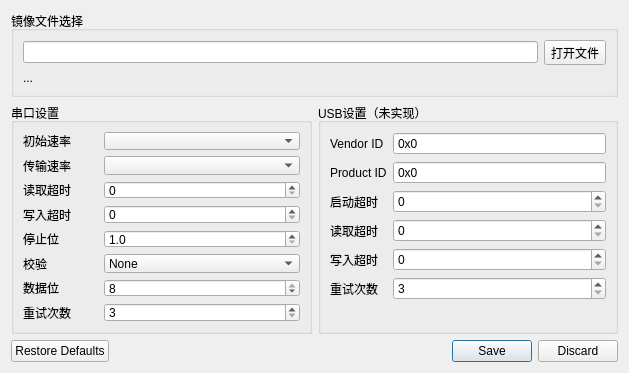
Qt form gui/src/widgets/SettingsWindow.ui (kendryte/BurningTool) before a commit.
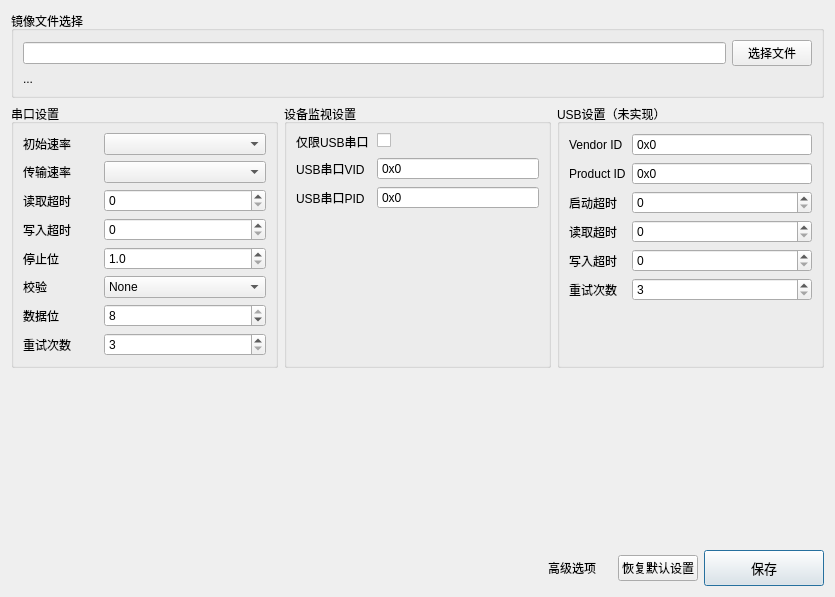
The same form after that commit. Icons and pictures are not drawn.

What changed in the file:
```diff
--- a/gui/src/widgets/SettingsWindow.ui
+++ b/gui/src/widgets/SettingsWindow.ui
@@ -6,19 +6,70 @@
    <rect>
     <x>0</x>
     <y>0</y>
-    <width>629</width>
-    <height>373</height>
+    <width>835</width>
+    <height>597</height>
    </rect>
   </property>
   <property name="minimumSize">
    <size>
+    <width>632</width>
+    <height>405</height>
+   </size>
+  </property>
+  <layout class="QVBoxLayout" name="verticalLayout">
+   <item>
+    <widget class="QGroupBox" name="groupBox_5">
+     <property name="minimumSize">
+      <size>
     <width>0</width>
-    <height>345</height>
-   </size>
-  </property>
-  <layout class="QGridLayout" name="gridLayout">
-   <item row="1" column="0">
-    <widget class="QGroupBox" name="groupBox_3">
+       <height>82</height>
+      </size>
+     </property>
+     <property name="title">
+      <string>镜像文件选择</string>
+     </property>
+     <layout class="QVBoxLayout" name="verticalLayout_10">
+      <item>
+       <layout class="QHBoxLayout" name="horizontalLayout_2">
+        <item>
+         <widget class="QLineEdit" name="inputSysImage"/>
+        </item>
+        <item>
+         <widget class="QPushButton" name="btnSelectImage">
+          <property name="text">
+           <string>选择文件</string>
+          </property>
+          <property name="icon">
+           <iconset resource="../../resources/main.qrc">
+            <normaloff>:/folder-open-solid.svg</normaloff>:/folder-open-solid.svg</iconset>
+          </property>
+         </widget>
+        </item>
+       </layout>
+      </item>
+      <item>
+       <widget class="QLabel" name="txtImageInfo">
+        <property name="text">
+         <string>...</string>
+        </property>
+        <property name="textFormat">
+         <enum>Qt::PlainText</enum>
+        </property>
+       </widget>
+      </item>
+     </layout>
+    </widget>
+   </item>
+   <item>
+    <layout class="QHBoxLayout" name="horizontalLayout">
+     <item>
+      <widget class="QGroupBox" name="advanceView1">
+       <property name="minimumSize">
+        <size>
+         <width>200</width>
+         <height>0</height>
+        </size>
+       </property>
      <property name="title">
       <string>串口设置</string>
      </property>
@@ -37,14 +88,7 @@
        </widget>
       </item>
       <item row="0" column="1">
-       <widget class="QComboBox" name="inputBaudrateInit">
-        <property name="minimumSize">
-         <size>
-          <width>140</width>
-          <height>0</height>
-         </size>
-        </property>
-       </widget>
+         <widget class="QComboBox" name="inputBaudrateInit"/>
       </item>
       <item row="1" column="0">
        <widget class="QLabel" name="label_3">
@@ -189,21 +233,113 @@
      </layout>
     </widget>
    </item>
-   <item row="4" column="0">
-    <spacer name="verticalSpacer">
-     <property name="orientation">
-      <enum>Qt::Vertical</enum>
-     </property>
-     <property name="sizeHint" stdset="0">
+     <item>
+      <widget class="QGroupBox" name="advanceView2">
+       <property name="minimumSize">
+        <size>
+         <width>200</width>
+         <height>0</height>
+        </size>
+       </property>
+       <property name="title">
+        <string>设备监视设置</string>
+       </property>
+       <layout class="QFormLayout" name="formLayout_3">
+        <item row="0" column="0">
+         <widget class="QLabel" name="label_18">
+          <property name="minimumSize">
       <size>
-       <width>20</width>
-       <height>40</height>
-      </size>
-     </property>
-    </spacer>
+            <width>75</width>
+            <height>0</height>
+           </size>
+          </property>
+          <property name="text">
+           <string>仅限USB串口</string>
+          </property>
+         </widget>
+        </item>
+        <item row="0" column="1">
+         <widget class="QCheckBox" name="inputWatch_3">
+          <property name="text">
+           <string/>
+          </property>
+         </widget>
+        </item>
+        <item row="1" column="0">
+         <widget class="QLabel" name="label_16">
+          <property name="minimumSize">
+           <size>
+            <width>75</width>
+            <height>0</height>
+           </size>
+          </property>
+          <property name="text">
+           <string>USB串口VID</string>
+          </property>
+         </widget>
    </item>
    <item row="1" column="1">
-    <widget class="QGroupBox" name="groupBox_4">
+         <widget class="QSpinBox" name="inputWatch_1">
+          <property name="inputMethodHints">
+           <set>Qt::ImhDigitsOnly|Qt::ImhLatinOnly</set>
+          </property>
+          <property name="buttonSymbols">
+           <enum>QAbstractSpinBox::NoButtons</enum>
+          </property>
+          <property name="prefix">
+           <string notr="true">0x</string>
+          </property>
+          <property name="maximum">
+           <number>65535</number>
+          </property>
+          <property name="displayIntegerBase">
+           <number>16</number>
+          </property>
+         </widget>
+        </item>
+        <item row="2" column="0">
+         <widget class="QLabel" name="label_17">
+          <property name="minimumSize">
+           <size>
+            <width>75</width>
+            <height>0</height>
+           </size>
+          </property>
+          <property name="text">
+           <string>USB串口PID</string>
+          </property>
+         </widget>
+        </item>
+        <item row="2" column="1">
+         <widget class="QSpinBox" name="inputWatch_2">
+          <property name="inputMethodHints">
+           <set>Qt::ImhDigitsOnly|Qt::ImhLatinOnly</set>
+          </property>
+          <property name="buttonSymbols">
+           <enum>QAbstractSpinBox::NoButtons</enum>
+          </property>
+          <property name="prefix">
+           <string notr="true">0x</string>
+          </property>
+          <property name="maximum">
+           <number>65535</number>
+          </property>
+          <property name="displayIntegerBase">
+           <number>16</number>
+          </property>
+         </widget>
+        </item>
+       </layout>
+      </widget>
+     </item>
+     <item>
+      <widget class="QGroupBox" name="advanceView3">
+       <property name="minimumSize">
+        <size>
+         <width>200</width>
+         <height>0</height>
+        </size>
+       </property>
      <property name="title">
       <string>USB设置（未实现）</string>
      </property>
@@ -328,53 +464,94 @@
      </layout>
     </widget>
    </item>
-   <item row="0" column="0" colspan="2">
-    <widget class="QGroupBox" name="groupBox_5">
-     <property name="title">
-      <string>镜像文件选择</string>
-     </property>
-     <layout class="QVBoxLayout" name="verticalLayout_10">
-      <item>
-       <layout class="QHBoxLayout" name="horizontalLayout_2">
-        <item>
-         <widget class="QLineEdit" name="inputSysImage"/>
-        </item>
-        <item>
-         <widget class="QToolButton" name="btnSelectImage">
-          <property name="text">
-           <string>打开文件</string>
-          </property>
-         </widget>
-        </item>
        </layout>
       </item>
       <item>
-       <widget class="QLabel" name="txtImageInfo">
-        <property name="text">
-         <string>...</string>
-        </property>
-        <property name="textFormat">
-         <enum>Qt::PlainText</enum>
-        </property>
-       </widget>
-      </item>
-     </layout>
-    </widget>
-   </item>
-   <item row="3" column="0" colspan="2">
-    <widget class="QDialogButtonBox" name="actionBar">
+    <spacer name="verticalSpacer">
+     <property name="orientation">
+      <enum>Qt::Vertical</enum>
+     </property>
+     <property name="sizeHint" stdset="0">
+      <size>
+       <width>20</width>
+       <height>40</height>
+      </size>
+     </property>
+    </spacer>
+   </item>
+   <item>
+    <layout class="QHBoxLayout" name="horizontalLayout_3">
+     <item>
+      <spacer name="horizontalSpacer">
      <property name="orientation">
       <enum>Qt::Horizontal</enum>
      </property>
-     <property name="standardButtons">
-      <set>QDialogButtonBox::Discard|QDialogButtonBox::RestoreDefaults|QDialogButtonBox::Save</set>
-     </property>
-     <property name="centerButtons">
-      <bool>false</bool>
-     </property>
-    </widget>
-   </item>
-  </layout>
+       <property name="sizeHint" stdset="0">
+        <size>
+         <width>40</width>
+         <height>20</height>
+        </size>
+       </property>
+      </spacer>
+     </item>
+     <item>
+      <widget class="QPushButton" name="btnAdvance">
+       <property name="text">
+        <string>高级选项</string>
+       </property>
+       <property name="checkable">
+        <bool>true</bool>
+       </property>
+       <property name="flat">
+        <bool>true</bool>
+       </property>
+      </widget>
+     </item>
+     <item>
+      <widget class="QPushButton" name="btnResetDefaults">
+       <property name="text">
+        <string>恢复默认设置</string>
+       </property>
+       <property name="icon">
+        <iconset resource="../../resources/main.qrc">
+         <normaloff>:/eraser-solid.svg</normaloff>:/eraser-solid.svg</iconset>
+       </property>
+      </widget>
+     </item>
+     <item>
+      <widget class="QPushButton" name="btnSave">
+       <property name="minimumSize">
+        <size>
+         <width>120</width>
+         <height>36</height>
+        </size>
+       </property>
+       <property name="font">
+        <font>
+         <pointsize>10</pointsize>
+        </font>
+       </property>
+       <property name="text">
+        <string>保存</string>
+       </property>
+       <property name="icon">
+        <iconset resource="../../resources/main.qrc">
+         <normaloff>:/floppy-disk-solid.svg</normaloff>:/floppy-disk-solid.svg</iconset>
+       </property>
+       <property name="iconSize">
+        <size>
+         <width>20</width>
+         <height>20</height>
+        </size>
+       </property>
+       <property name="default">
+        <bool>true</bool>
+       </property>
+      </widget>
+     </item>
+    </layout>
+   </item>
+  </layout>
  </widget>
  <resources/>
  <connections>
```
Left out of the diff: 216 changed lines with no effect on the pictures. Lines whose indentation alone changed are shown as unchanged.
